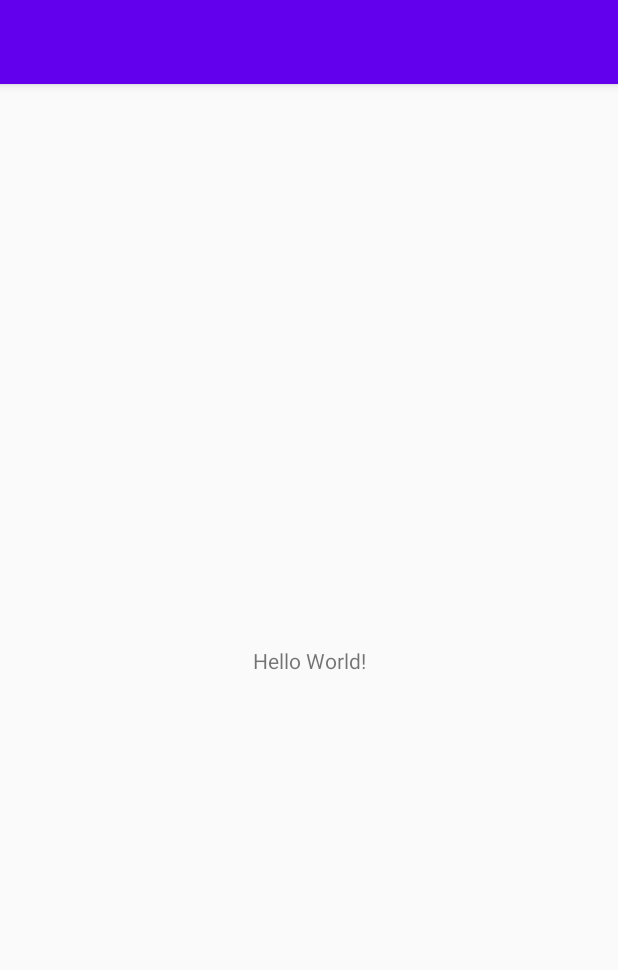
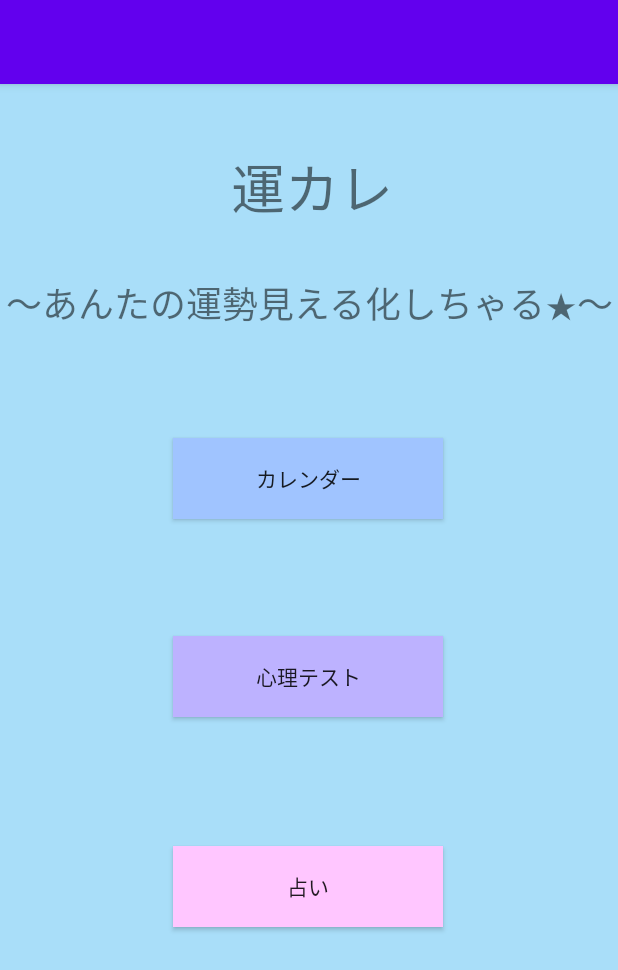
Before and after one commit to KUASE-AndroidDev2020/Project05, an Android app: the screen it shows after launch (MainActivity), on a phone screen of 412 x 824 dp. Shown: the top 970 px of the screen. Run offline under Robolectric (Android 15) with nearby library versions, the light colour scheme and no system bars.

Commit message:
made a home screen.

```diff
--- a/app/src/main/res/layout/activity_main.xml
+++ b/app/src/main/res/layout/activity_main.xml
@@ -4,15 +4,71 @@
     xmlns:tools="http://schemas.android.com/tools"
     android:layout_width="match_parent"
     android:layout_height="match_parent"
+    android:background="#A9DEF9"
+    android:scrollbarSize="10dp"
     tools:context=".MainActivity">
 
+    <Button
+        android:id="@+id/button3"
+        android:layout_width="180dp"
+        android:layout_height="54dp"
+        android:layout_marginTop="508dp"
+        android:background="#ffc6ff"
+        android:text="占い"
+        app:layout_constraintEnd_toEndOf="parent"
+        app:layout_constraintHorizontal_bias="0.497"
+        app:layout_constraintStart_toStartOf="parent"
+        app:layout_constraintTop_toTopOf="parent" />
+
+    <Button
+        android:id="@+id/button2"
+        android:layout_width="180dp"
+        android:layout_height="54dp"
+        android:layout_marginTop="368dp"
+        android:background="#bdb2ff"
+        android:text="心理テスト"
+        app:layout_constraintEnd_toEndOf="parent"
+        app:layout_constraintHorizontal_bias="0.497"
+        app:layout_constraintStart_toStartOf="parent"
+        app:layout_constraintTop_toTopOf="parent" />
+
     <TextView
+        android:id="@+id/textView"
+        android:layout_width="125dp"
+        android:layout_height="45dp"
+        android:text="運カレ"
+        android:textSize="36sp"
+        app:layout_constraintBottom_toBottomOf="parent"
+        app:layout_constraintEnd_toEndOf="parent"
+        app:layout_constraintHorizontal_bias="0.538"
+        app:layout_constraintLeft_toLeftOf="parent"
+        app:layout_constraintRight_toRightOf="parent"
+        app:layout_constraintStart_toStartOf="parent"
+        app:layout_constraintTop_toTopOf="parent"
+        app:layout_constraintVertical_bias="0.058" />
+
+    <Button
+        android:id="@+id/button"
+        android:layout_width="180dp"
+        android:layout_height="54dp"
+        android:layout_marginTop="236dp"
+        android:background="#A0C4FF"
+        android:text="カレンダー"
+        app:layout_constraintEnd_toEndOf="parent"
+        app:layout_constraintHorizontal_bias="0.497"
+        app:layout_constraintStart_toStartOf="parent"
+        app:layout_constraintTop_toTopOf="parent" />
+
+    <TextView
+        android:id="@+id/textView2"
         android:layout_width="wrap_content"
         android:layout_height="wrap_content"
-        android:text="Hello World!"
-        app:layout_constraintBottom_toBottomOf="parent"
-        app:layout_constraintLeft_toLeftOf="parent"
-        app:layout_constraintRight_toRightOf="parent"
+        android:layout_marginTop="128dp"
+        android:text="〜あんたの運勢見える化しちゃる★～"
+        android:textSize="24sp"
+        app:layout_constraintEnd_toEndOf="parent"
+        app:layout_constraintHorizontal_bias="0.555"
+        app:layout_constraintStart_toStartOf="parent"
         app:layout_constraintTop_toTopOf="parent" />
 
 </androidx.constraintlayout.widget.ConstraintLayout>
```
